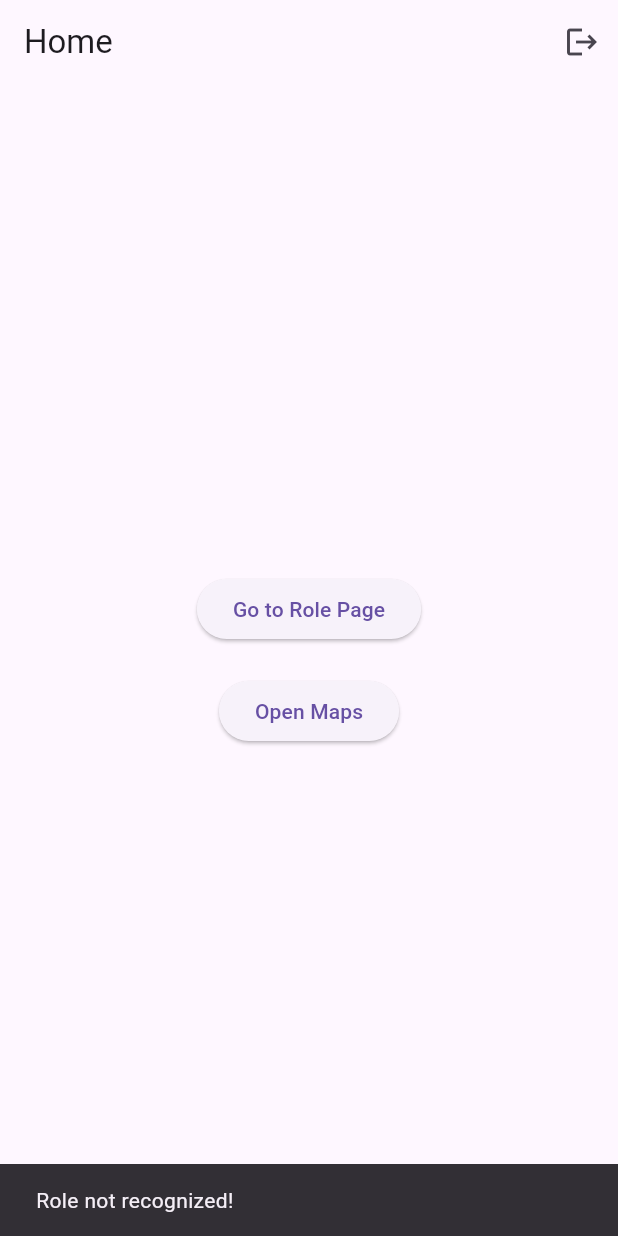
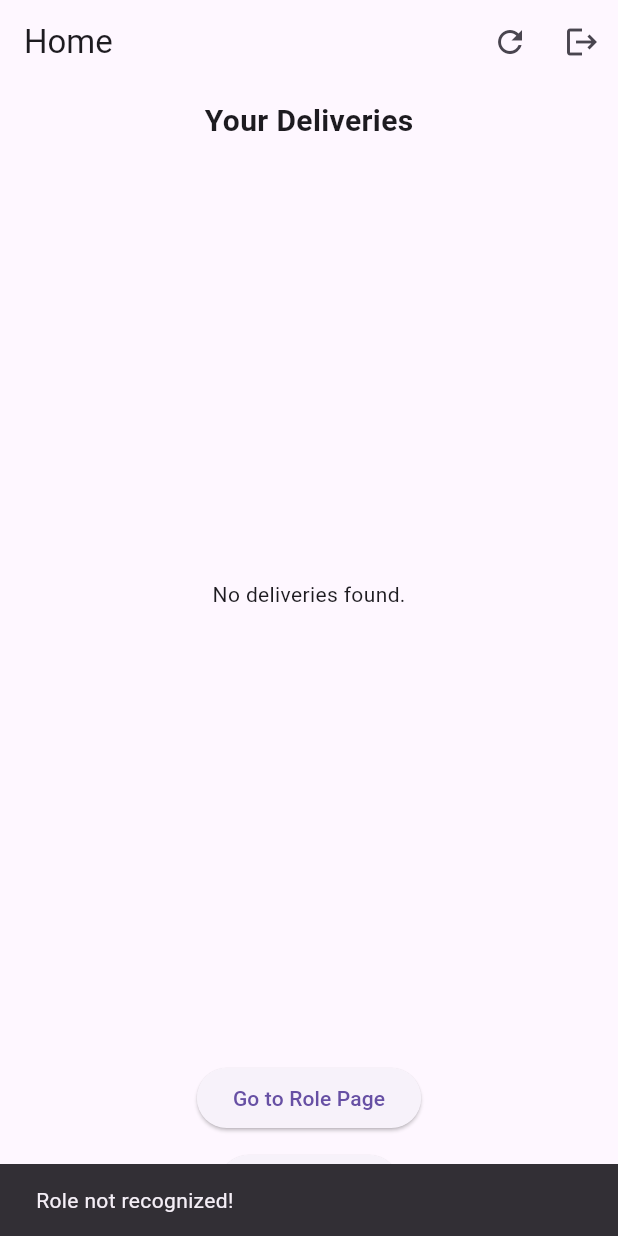
Before and after one commit to ZenMachina16/FleetFlow, a Flutter app: the screen it shows once a user with an empty profile is signed in, after a tap on "Go to Role Page", on a phone screen of 412 x 824 dp. Run offline on Flutter 3.47's test engine with Material 3 defaults, Android fonts, the phone set to English and light mode, and no system bars; our stand-ins replace flutter_map, geolocator, latlong2, supabase_flutter; missing offline and left inert: flutter_mapbox_navigation, mapbox_search; accounts and stored records are empty.

Commit message:
truck assigned

```diff
--- a/lib/add_delivery.dart
+++ b/lib/add_delivery.dart
@@ -47,7 +47,7 @@ class _AddDeliveryPageState extends State<AddDeliveryPage> {
         'scheduled_pickup_time': _pickupTime?.toIso8601String(),
         'scheduled_delivery_time': _deliveryTime?.toIso8601String(),
         'current_status': 'Pending',
-        'package_details': _packageDetailsController.text,
+        'capacity': _packageDetailsController.text,
         'priority_level': int.tryParse(_priorityController.text) ?? 0,
         'created_by': supabase.auth.currentUser?.id,
       });
@@ -151,7 +151,8 @@ class _AddDeliveryPageState extends State<AddDeliveryPage> {
 
               TextFormField(
                 controller: _packageDetailsController,
-                decoration: InputDecoration(labelText: 'Package Details', prefixIcon: Icon(Icons.inventory)),
+                decoration: InputDecoration(labelText: 'Capacity', prefixIcon: Icon(Icons.inventory)),
+                  keyboardType: TextInputType.number,
               ),
 
               TextFormField(
--- a/lib/home_page.dart
+++ b/lib/home_page.dart
@@ -4,6 +4,7 @@ import 'login_page.dart';
 import 'add_delivery.dart';
 import 'driver_page.dart';
 import 'maps_page.dart';
+import 'select_truck_page.dart';
 
 class HomePage extends StatefulWidget {
   @override
@@ -12,10 +13,43 @@ class HomePage extends StatefulWidget {
 
 class _HomePageState extends State<HomePage> {
   bool _isLoading = false;
+  List<Map<String, dynamic>> _deliveries = [];
+
+  @override
+  void initState() {
+    super.initState();
+    _fetchUserDeliveries();
+  }
 
   Future<void> _logout(BuildContext context) async {
     await Supabase.instance.client.auth.signOut();
     Navigator.pushReplacement(context, MaterialPageRoute(builder: (context) => LoginPage()));
+  }
+
+  Future<void> _fetchUserDeliveries() async {
+    setState(() => _isLoading = true);
+
+    final user = Supabase.instance.client.auth.currentUser;
+    if (user == null) {
+      ScaffoldMessenger.of(context).showSnackBar(SnackBar(content: Text('No user found. Please login again.')));
+      return;
+    }
+
+    try {
+      final response = await Supabase.instance.client
+          .from('delivery')
+          .select('*, delivery_truck_mapping(truck_id, assignment_status)')
+          .eq('created_by', user.id)
+          .order('created_at', ascending: false);
+
+      setState(() {
+        _deliveries = response;
+        _isLoading = false;
+      });
+    } catch (e) {
+      setState(() => _isLoading = false);
+      ScaffoldMessenger.of(context).showSnackBar(SnackBar(content: Text('Error fetching deliveries: $e')));
+    }
   }
 
   Future<void> _navigateBasedOnRole(BuildContext context) async {
@@ -32,7 +66,7 @@ class _HomePageState extends State<HomePage> {
           .from('Users')
           .select('role')
           .eq('user_id', user.id)
-          .maybeSingle();  // Instead of `single()`, use `maybeSingle()` to avoid crashing if no data is found
+          .maybeSingle();
 
       setState(() => _isLoading = false);
 
@@ -63,30 +97,81 @@ class _HomePageState extends State<HomePage> {
         title: Text('Home'),
         actions: [
           IconButton(
+            icon: Icon(Icons.refresh),
+            onPressed: _fetchUserDeliveries,
+          ),
+          IconButton(
             icon: Icon(Icons.logout),
             onPressed: () => _logout(context),
-          )
+          ),
         ],
       ),
-      body: Center(
+      body: Column(
+        children: [
+          SizedBox(height: 10),
+          Text("Your Deliveries", style: TextStyle(fontSize: 20, fontWeight: FontWeight.bold)),
+          Expanded(
+            child: _isLoading
+                ? Center(child: CircularProgressIndicator())
+                : _deliveries.isEmpty
+                ? Center(child: Text("No deliveries found."))
+                : ListView.builder(
+              itemCount: _deliveries.length,
+              itemBuilder: (context, index) {
+                final delivery = _deliveries[index];
+                final truckAssignment = delivery['delivery_truck_mapping'];
+
+                String truckStatus = "No Truck Assigned";
+                if (truckAssignment != null && truckAssignment.isNotEmpty) {
+                  truckStatus = "Truck ID: ${truckAssignment[0]['truck_id']} (${truckAssignment[0]['assignment_status']})";
+                }
+
+                return Card(
+                  margin: EdgeInsets.symmetric(horizontal: 10, vertical: 5),
+                  child: ListTile(
+                    title: Text("From: ${delivery['origin_address']}"),
+                    subtitle: Column(
+                      crossAxisAlignment: CrossAxisAlignment.start,
+                      children: [
+                        Text("To: ${delivery['destination_address']}"),
+                        Text("Status: ${delivery['current_status']}", style: TextStyle(fontWeight: FontWeight.bold)),
+                        Text("Scheduled Pickup: ${delivery['scheduled_pickup_time']}"),
+                        Text("Scheduled Delivery: ${delivery['scheduled_delivery_time']}"),
+                        Text(truckStatus, style: TextStyle(fontSize: 16, color: Colors.blueAccent)),
+                      ],
+                    ),
+                    trailing: Icon(Icons.local_shipping, color: Colors.blue),
+                    onTap: () {
+                      Navigator.push(
+                        context,
+                        MaterialPageRoute(
+                          builder: (context) => SelectTruckPage(deliveryId: delivery['delivery_id']),
+                        ),
+                      );
+                    },
+                  ),
+                );
+              },
+            ),
+          ),
+          Padding(
+            padding: EdgeInsets.all(10),
             child: Column(
-          mainAxisAlignment: MainAxisAlignment.center,
               children: [
-            _isLoading
-                ? CircularProgressIndicator()
-                : ElevatedButton(
+                ElevatedButton(
                   onPressed: () => _navigateBasedOnRole(context),
                   child: Text("Go to Role Page"),
                 ),
-            SizedBox(height: 20),
+                SizedBox(height: 10),
                 ElevatedButton(
-              onPressed: () => Navigator.push(
-                  context, MaterialPageRoute(builder: (context) => MapsPage())),
+                  onPressed: () => Navigator.push(context, MaterialPageRoute(builder: (context) => MapsPage())),
                   child: Text("Open Maps"),
                 ),
               ],
             ),
           ),
+        ],
+      ),
     );
   }
 }
```
Also changed, not shown: lib/select_truck_page.dart (added, +101 -0 lines). Lines whose indentation alone changed are shown as unchanged.
